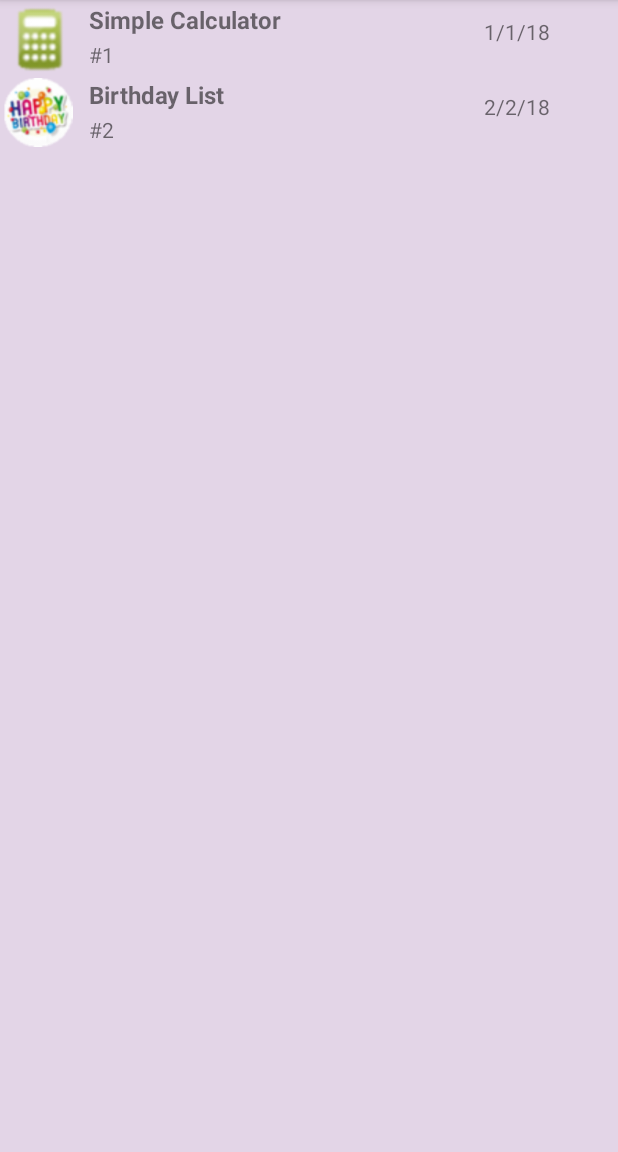
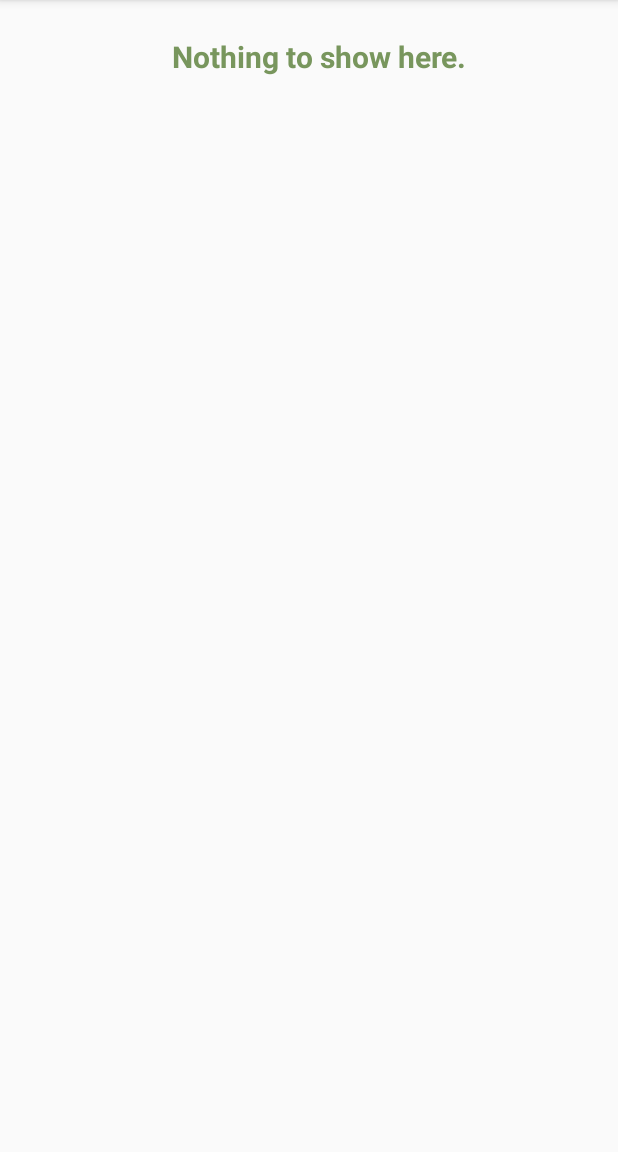
Before and after one commit to cbg44/AndroidClassApps, an Android app: the screen it shows after launch (MenuActivity before the commit, CalculatorActivity after it), after a tap on "Simple Calculator", on a phone screen of 412 x 824 dp, the part 84-1236 px from its top. Run offline under Robolectric (Android 15) with nearby library versions, the phone set to English and light mode, and no system bars; libraries missing offline, so code that uses them is left out: junit.framework.

Commit message:
another changes

```diff
--- a/app/src/main/AndroidManifest.xml
+++ b/app/src/main/AndroidManifest.xml
@@ -16,7 +16,7 @@
                 <category android:name="android.intent.category.LAUNCHER" />
             </intent-filter>
         </activity>
-
+        <activity android:name=".CalculatorActivity"></activity>
         <activity android:name=".BirthdaysActivity"></activity>
         <activity android:name=".CreateBirthday"></activity>
     </application>
--- a/app/src/main/java/com/elayagabay/birthdaysreminderapp/BirthdayDao.java
+++ b/app/src/main/java/com/elayagabay/birthdaysreminderapp/BirthdayDao.java
@@ -13,7 +13,7 @@ import java.util.List;
 
 @Dao
 public interface BirthdayDao {
-    @Query(QueryHolder.QUERY_GET_ALL_BDAYS)
+    @Query("SELECT * FROM birthdays ORDER BY birthday DESC")
     LiveData<List<Birthday>> loadBirthdays();
 
     @Insert(onConflict = OnConflictStrategy.REPLACE)
--- a/app/src/main/java/com/elayagabay/birthdaysreminderapp/BirthdaysAdapter.java
+++ b/app/src/main/java/com/elayagabay/birthdaysreminderapp/BirthdaysAdapter.java
@@ -24,13 +24,11 @@ public class BirthdaysAdapter extends RecyclerView.Adapter<BirthdaysAdapter.MyVi
 
     public static class MyViewHolder extends RecyclerView.ViewHolder {
         public TextView personName, birthdate;
-        public ImageView personImage;
 
         public MyViewHolder(ViewGroup view) {
             super(view);
             personName = view.findViewById(R.id.personName);
             birthdate = view.findViewById(R.id.birthdate);
-            personImage = view.findViewById(R.id.personImage);
         }
 
     }
@@ -50,7 +48,6 @@ public class BirthdaysAdapter extends RecyclerView.Adapter<BirthdaysAdapter.MyVi
         Birthday bday = mBirthdayEntityList.get(position);
         holder.personName.setText(bday.getName());
         holder.birthdate.setText(bday.getDate());
-        holder.personImage.setImageResource(bday.getmImageId());
     }
 
     @Override
--- a/app/src/main/java/com/elayagabay/birthdaysreminderapp/BirthdaysDatabase.java
+++ b/app/src/main/java/com/elayagabay/birthdaysreminderapp/BirthdaysDatabase.java
@@ -54,7 +54,6 @@ public abstract class BirthdaysDatabase extends RoomDatabase{
                             "birthday_id INTEGER," +
                             "birth_date VARCHAR(128), " +
                             "person_name VARCHAR(128), " +
-                            "image_id   INTEGER, " +
                             "PRIMARY KEY(birthday_id))"
             );
         }
--- a/app/src/main/java/com/elayagabay/birthdaysreminderapp/CalculatorActivity.java
+++ b/app/src/main/java/com/elayagabay/birthdaysreminderapp/CalculatorActivity.java
@@ -1,5 +1,13 @@
 package com.elayagabay.birthdaysreminderapp;
 
-public class CalculatorActivity {
+import android.os.Bundle;
+import android.support.v7.app.AppCompatActivity;
+
+public class CalculatorActivity  extends AppCompatActivity{
+    @Override
+    protected void onCreate(Bundle savedInstanceState) {
+        super.onCreate(savedInstanceState);
+        setContentView(R.layout.activity_calculator);
+    }
 
     }
--- a/app/src/main/java/com/elayagabay/birthdaysreminderapp/MathOperations.java
+++ /dev/null
@@ -1 +0,0 @@
-package com.elayagabay.birthdaysreminderapp;
--- a/app/src/main/java/com/elayagabay/birthdaysreminderapp/MenuActivity.java
+++ b/app/src/main/java/com/elayagabay/birthdaysreminderapp/MenuActivity.java
@@ -36,8 +36,8 @@ public class MenuActivity extends AppCompatActivity {
         mRecyclerView.setAdapter(mTaskAdapter);
 
 
-        mTaskList.add(new Task(ACT_CALCULATOR, "#"+String.valueOf(mTaskList.size()+1), "1/1/18", R.drawable.calc));
-        mTaskList.add(new Task(ACT_BIRTHDAYS,  "#"+String.valueOf(mTaskList.size()+1), "2/2/18", R.drawable.birthday));
+        mTaskList.add(new Task(ACT_CALCULATOR));
+        mTaskList.add(new Task(ACT_BIRTHDAYS));
 
 
         mRecyclerView.addOnItemTouchListener(new RecyclerTouchListener(getApplicationContext(), mRecyclerView, new RecyclerTouchListener.ClickListener() {
--- a/app/src/main/java/com/elayagabay/birthdaysreminderapp/Task.java
+++ b/app/src/main/java/com/elayagabay/birthdaysreminderapp/Task.java
@@ -1,26 +1,15 @@
 package com.elayagabay.birthdaysreminderapp;
 
 public class Task {
-    private String mTitle, mId, mDueDate;
-    private int mImageId;
+    private String mTitle;
 
     public Task() {
     }
 
-    public Task(String title, String id, String dueDate, int imageUrl) {
+    public Task(String title) {
         this.mTitle = title;
-        this.mId = id;
-        this.mDueDate = dueDate;
-        this.mImageId = imageUrl;
     }
 
-    public int getImage() {
-        return mImageId;
-    }
-
-    public void setImage(int imageUrl) {
-        this.mImageId = imageUrl;
-    }
 
     public String getTitle() {
         return mTitle;
@@ -30,19 +19,4 @@ public class Task {
         this.mTitle = name;
     }
 
-    public String getDueDate() {
-        return mDueDate;
-    }
-
-    public void setDueDate(String year) {
-        this.mDueDate = year;
-    }
-
-    public String getId() {
-        return mId;
-    }
-
-    public void setId(String genre) {
-        this.mId = genre;
-    }
 }
--- a/app/src/main/java/com/elayagabay/birthdaysreminderapp/TaskAdapter.java
+++ b/app/src/main/java/com/elayagabay/birthdaysreminderapp/TaskAdapter.java
@@ -25,15 +25,12 @@ public class TaskAdapter extends RecyclerView.Adapter<TaskAdapter.MyViewHolder>
     }
 
     public static class MyViewHolder extends RecyclerView.ViewHolder {
-        public TextView name, dueDate, id;
-        public ImageView image;
+        public TextView name;
+
 
         public MyViewHolder(ViewGroup view) {
             super(view);
             name = view.findViewById(R.id.title);
-            id = view.findViewById(R.id.id);
-            dueDate =  view.findViewById(R.id.dueDate);
-            image = view.findViewById(R.id.image);
         }
 
     }
@@ -52,9 +49,6 @@ public class TaskAdapter extends RecyclerView.Adapter<TaskAdapter.MyViewHolder>
     public void onBindViewHolder(MyViewHolder holder, int position) {
         Task task = mTaskList.get(position);
         holder.name.setText(task.getTitle());
-        holder.id.setText(task.getId());
-        holder.dueDate.setText(task.getDueDate());
-        holder.image.setImageResource(task.getImage());
     }
 
     @Override
--- a/app/src/main/res/layout/activity_birthdays_list.xml
+++ b/app/src/main/res/layout/activity_birthdays_list.xml
@@ -14,8 +14,8 @@
 
     <android.support.design.widget.FloatingActionButton
         android:id="@+id/btnAddBirthday"
-        android:layout_width="wrap_content"
-        android:layout_height="wrap_content"
+        android:layout_width="66dp"
+        android:layout_height="56dp"
         android:layout_marginBottom="8dp"
         android:layout_marginEnd="8dp"
         android:clickable="true"
--- a/app/src/main/res/layout/activity_calculator.xml
+++ b/app/src/main/res/layout/activity_calculator.xml
@@ -1,6 +1,24 @@
 <?xml version="1.0" encoding="utf-8"?>
 <android.support.constraint.ConstraintLayout
     xmlns:android="http://schemas.android.com/apk/res/android" android:layout_width="match_parent"
-    android:layout_height="match_parent">
+    android:layout_height="match_parent"
+    xmlns:app="http://schemas.android.com/apk/res-auto"
+    android:id="@+id/taskListRelLayout"
+    android:background="?android:attr/selectableItemBackground"
+    android:clickable="true"
+    android:focusable="true"
+    android:orientation="vertical">
 
+    <TextView
+        android:id="@+id/title_calc"
+        android:layout_width="217dp"
+        android:layout_height="44dp"
+        android:layout_marginEnd="80dp"
+        android:layout_marginTop="24dp"
+        android:text="Nothing to show here. "
+        android:textColor="#78965d"
+        android:textSize="20sp"
+        android:textStyle="bold"
+        app:layout_constraintEnd_toEndOf="parent"
+        app:layout_constraintTop_toTopOf="parent" />
 </android.support.constraint.ConstraintLayout>
--- a/app/src/main/res/layout/activity_task.xml
+++ b/app/src/main/res/layout/activity_task.xml
@@ -5,7 +5,6 @@
     android:id="@+id/taskListRelLayout"
     android:layout_width="match_parent"
     android:layout_height="wrap_content"
-    android:background="?android:attr/selectableItemBackground"
     android:clickable="true"
     android:focusable="true"
     android:orientation="vertical">
@@ -13,53 +12,15 @@
     <TextView
         android:id="@+id/title"
         android:layout_width="255dp"
-        android:layout_height="22dp"
+        android:layout_height="46dp"
         android:layout_alignParentTop="true"
-        android:layout_marginStart="10dp"
-        android:layout_marginTop="2dp"
-        android:textSize="16dp"
+        android:layout_marginEnd="64dp"
+        android:layout_marginTop="16dp"
+        android:textSize="21sp"
         android:textStyle="bold"
-        app:layout_constraintStart_toEndOf="@+id/image"
+        app:layout_constraintEnd_toEndOf="parent"
         app:layout_constraintTop_toTopOf="parent" />
 
-    <TextView
-        android:id="@+id/id"
-        android:layout_width="255dp"
-        android:layout_height="19dp"
-        android:layout_below="@id/title"
-        android:layout_marginBottom="2dp"
-        android:layout_marginStart="10dp"
-        app:layout_constraintBottom_toBottomOf="parent"
-        app:layout_constraintStart_toEndOf="@+id/image"
-        app:layout_constraintTop_toBottomOf="@+id/title" />
 
-    <TextView
-        android:id="@+id/dueDate"
-        android:layout_width="62dp"
-        android:layout_height="27dp"
-        android:layout_alignParentRight="true"
-        android:layout_marginBottom="8dp"
-        android:layout_marginEnd="8dp"
-        android:layout_marginStart="8dp"
-        android:layout_marginTop="8dp"
-        app:layout_constraintBottom_toBottomOf="parent"
-        app:layout_constraintEnd_toEndOf="parent"
-        app:layout_constraintHorizontal_bias="0.0"
-        app:layout_constraintStart_toEndOf="@+id/title"
-        app:layout_constraintTop_toTopOf="parent"
-        app:layout_constraintVertical_bias="0.515" />
-
-    <ImageView
-        android:id="@+id/image"
-        android:layout_width="48dp"
-        android:layout_height="46dp"
-        android:layout_marginBottom="2dp"
-        android:layout_marginStart="1dp"
-        android:layout_marginTop="2dp"
-        app:layout_constraintBottom_toBottomOf="parent"
-        app:layout_constraintStart_toStartOf="parent"
-        app:layout_constraintTop_toTopOf="parent"
-        app:layout_constraintVertical_bias="0.476"
-        app:srcCompat="@drawable/calc" />
 
 </android.support.constraint.ConstraintLayout>
--- a/app/src/main/res/values/colors.xml
+++ b/app/src/main/res/values/colors.xml
@@ -2,5 +2,5 @@
 <resources>
     <color name="colorPrimary">#3F51B5</color>
     <color name="colorPrimaryDark">#303F9F</color>
-    <color name="colorAccent">#FF4081</color>
+    <color name="colorAccent">#48734b</color>
 </resources>
```
Also changed, not shown: app/src/main/java/com/elayagabay/birthdaysreminderapp/Birthday.java (+4 -15 lines), app/src/main/java/com/elayagabay/birthdaysreminderapp/BirthdaysActivity.java (+25 -8 lines), app/src/main/java/com/elayagabay/birthdaysreminderapp/CreateBirthday.java (+24 -14 lines), app/src/main/res/layout/activity_add_birthday.xml (+12 -14 lines), app/src/main/res/layout/activity_birthday_row.xml (+18 -29 lines).
